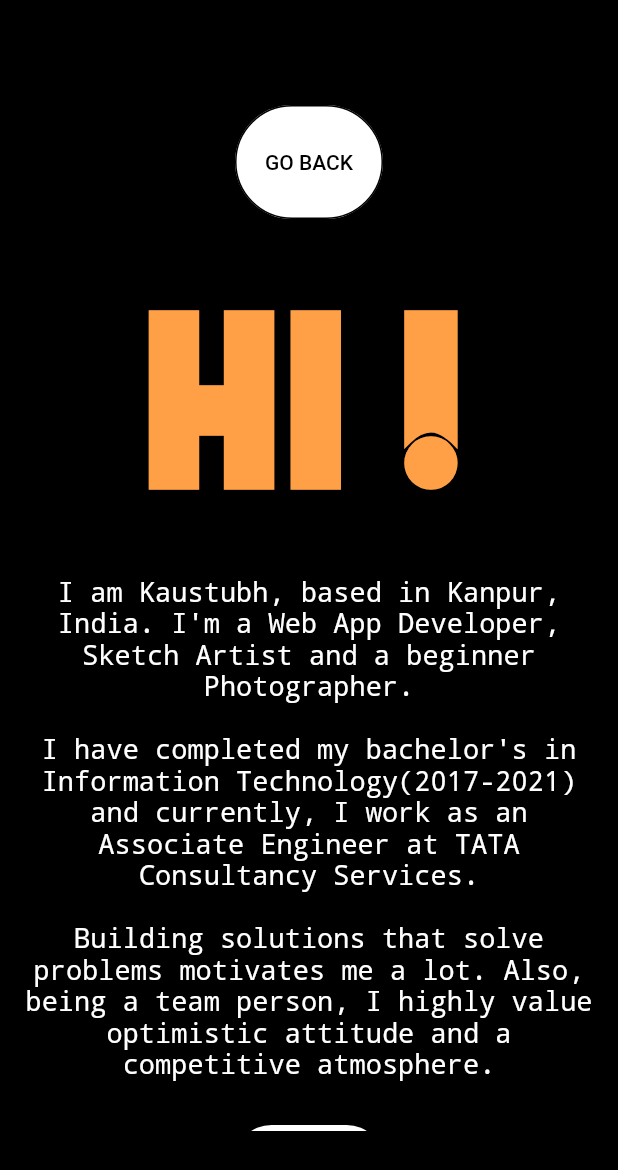
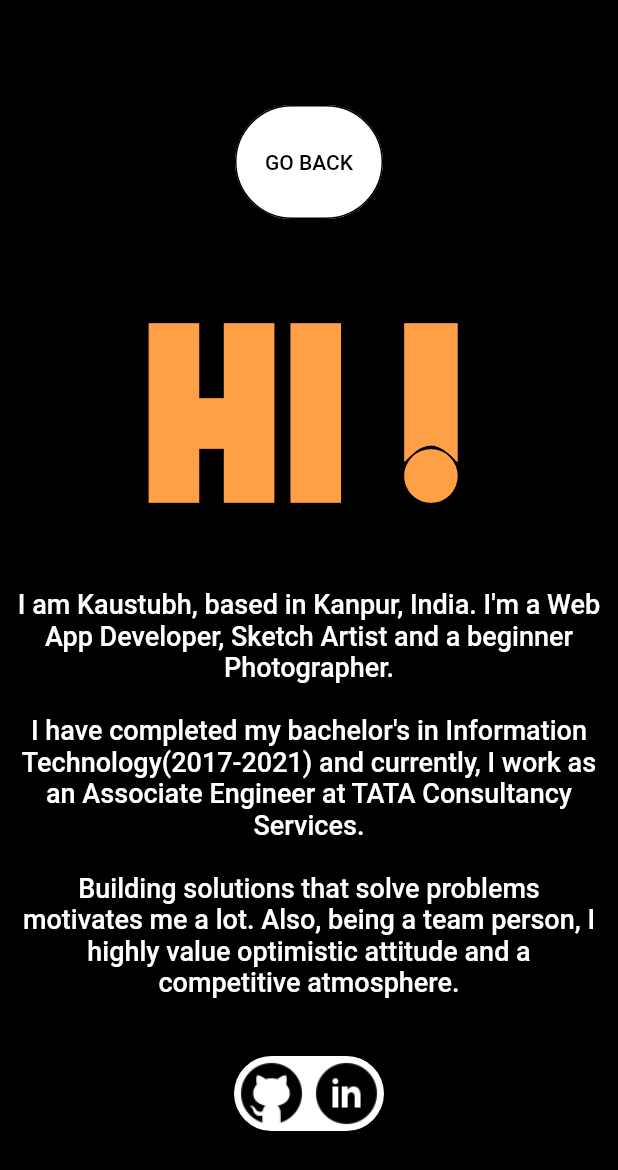
Before and after one commit to DXTkastb/portfolio, a Flutter app: the screen it shows after launch, after a tap on the "menu" icon, after a tap on "ABOUT ME", on a phone screen of 412 x 824 dp. Shown: the top 1170 px of the screen. Run offline on Flutter 3.47's test engine with Material 2 defaults, Android fonts, the phone set to English and light mode, and no system bars; our stand-ins replace email_validator, youtube_player_iframe; missing offline and left inert: universal_html.

Commit message:
font ui fix

```diff
--- a/lib/aboutme/about_me.dart
+++ b/lib/aboutme/about_me.dart
@@ -48,9 +48,9 @@ class AboutMe extends StatelessWidget {
                             '\nBuilding solutions that solve problems motivates me a lot. Also, being a team person\, I highly value optimistic attitude and a competitive atmosphere.',
                             style: TextStyle(
                               fontSize: 18,
-                              color: Colors.white,
+                              color: Colors.white,fontFamily: 'Roboto',
                               decoration: TextDecoration.none,
-                              fontWeight: FontWeight.w100,
+                              fontWeight: FontWeight.w500,
                             ),
                             textAlign: TextAlign.center,
                           ),
--- a/lib/buttons/bar_buttons.dart
+++ b/lib/buttons/bar_buttons.dart
@@ -34,7 +34,7 @@ class BarButtons extends StatelessWidget {
         child: Text(
           insideText,
           style:
-              const TextStyle(fontStyle: FontStyle.normal, color: Colors.black,fontSize: 14,fontFamily: 'Roboto',),
+              const TextStyle(fontWeight: FontWeight.w500, color: Colors.black,fontSize: 14,fontFamily: 'Roboto',),
         ));
   }
 }
@@ -66,7 +66,7 @@ class BarButtons2 extends StatelessWidget {
           Icons.menu_outlined,
           color: Colors.black,
           size: 19.0,
-          semanticLabel: 'Resume',
+          semanticLabel: 'Menu',
         ));
   }
 }
--- a/lib/buttons/resumebutton.dart
+++ b/lib/buttons/resumebutton.dart
@@ -39,7 +39,7 @@ class ResumeButton extends StatelessWidget {
               // return const Color.fromRGBO(250, 255, 175, 1.0);
             }),
             padding: MaterialStateProperty.all(const EdgeInsets.only(
-                left: 20, top: 30, right: 20, bottom: 30)),
+                left: 21, top: 31, right: 21, bottom: 31)),
             shape: MaterialStateProperty.all(
                  RoundedRectangleBorder(side: const BorderSide(width: 2),borderRadius: BorderRadius.circular(5)))),
         child: SizedBox(
@@ -48,7 +48,7 @@ class ResumeButton extends StatelessWidget {
             Text(
               text,
               style: TextStyle(fontFamily: 'Roboto',
-                  fontSize: 17, fontWeight: FontWeight.w700, color: textcolor,),
+                  fontSize: 16, fontWeight: FontWeight.bold, color: textcolor,),
             ),
             getico(open)
           ]),
--- a/lib/homescreen/linkmenu.dart
+++ b/lib/homescreen/linkmenu.dart
@@ -13,7 +13,7 @@ class _LinkMenuState extends State<LinkMenu> {
   OverlayEntry? overlayEntry;
   TextStyle textStyle = TextStyle(
       fontSize: 25, fontFamily: 'Roboto',
-      color: Colors.teal.shade400,
+      color: Colors.teal.shade400,fontWeight: FontWeight.bold,
       decoration: TextDecoration.none);
 
   void navigate(String s) {
@@ -85,10 +85,7 @@ class _LinkMenuState extends State<LinkMenu> {
                     },
                     child: Text(
                       'PROJECTS',
-                      style: TextStyle(
-                          fontSize: 25, fontFamily: 'Roboto',
-                          color: Colors.teal.shade400,
-                          decoration: TextDecoration.none),
+                      style: textStyle
                     ),
                   ),
                   const SizedBox(
@@ -122,7 +119,7 @@ class _LinkMenuState extends State<LinkMenu> {
                   ),
                   GestureDetector(
                     onTap: () {
-                      navigate('ABOUTME')
+                      navigate('ABOUT ME')
                       ;
                     },
                     child: Text(
--- a/lib/homescreen/tab_links.dart
+++ b/lib/homescreen/tab_links.dart
@@ -37,7 +37,7 @@ mainAxisAlignment: MainAxisAlignment.spaceBetween,
                   BarButtons(
                       'SKILLS', Colors.teal.shade200, '/skills'),
                   BarButtons(
-                      'ABOUTME', Colors.teal.shade200, '/aboutme'),
+                      'ABOUT ME', Colors.teal.shade200, '/aboutme'),
                   BarButtons(
                       'CONTACT', Colors.teal.shade200, '/contact'),
 
--- a/lib/routelinks/route_link.dart
+++ b/lib/routelinks/route_link.dart
@@ -5,7 +5,7 @@ class RouteLink {
     'STACK':"/stack",
     'CONTACT':"/contact",
     'PROJECTS':'/projects',
-    'ABOUTME':'/aboutme'
+    'ABOUT ME':'/aboutme'
   }
 ;
 }
```
Also changed, not shown: lib/projects/projectcard.dart (+5 -5 lines).
